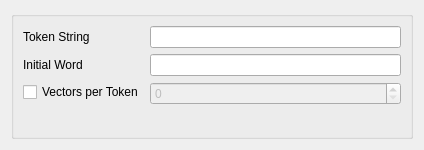
The window that ui_files/TextualInversionUI.ui (derrian-distro/LoRA_Easy_Training_Scripts) describes before a commit, drawn with Qt 5.
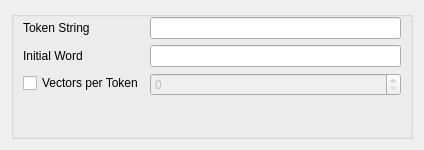
The same window after the commit. Custom widgets are drawn as their Qt base class.

Commit message: Improve tooltips and margins

```diff
--- a/ui_files/TextualInversionUI.ui
+++ b/ui_files/TextualInversionUI.ui
@@ -26,6 +26,9 @@
       <bool>false</bool>
      </property>
      <layout class="QFormLayout" name="formLayout">
+      <property name="topMargin">
+       <number>0</number>
+      </property>
       <item row="0" column="0">
        <widget class="QLabel" name="token_label">
         <property name="text">
```
Left out of the diff: 4 changed lines with no effect on the pictures. The commit also changes 1 other file.
